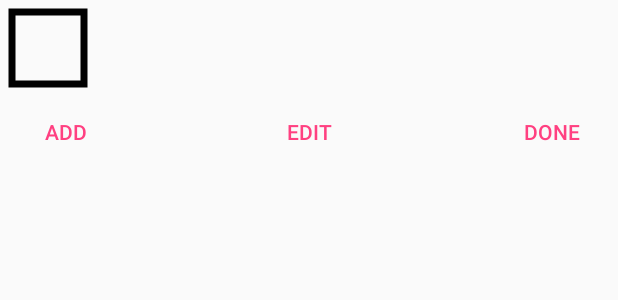
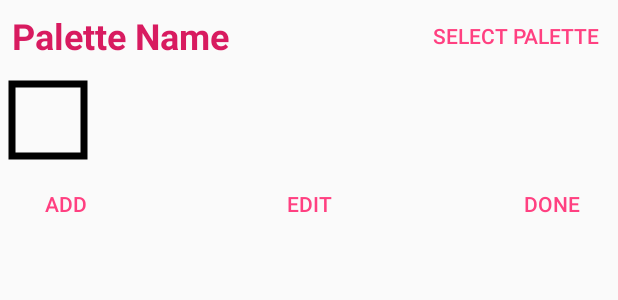
Before and after one commit to Aefyr/PXL, an Android app: the layout palette.xml on its own in the app's theme, with its tools: preview values and no code run, on a phone screen of 412 x 824 dp. Shown: the top 300 px of the screen. Run offline under Robolectric (Android 15) with nearby library versions, the phone set to English and light mode, and no system bars.

Commit message:
+Temp palettes loading system *Better SuperPencil

```diff
--- a/app/src/main/java/com/af/pxl/Fragments/GalleryFragment.java
+++ b/app/src/main/java/com/af/pxl/Fragments/GalleryFragment.java
@@ -8,6 +8,7 @@ import android.view.LayoutInflater;
 import android.view.View;
 import android.view.ViewGroup;
 
+import com.af.pxl.DrawingActivity;
 import com.af.pxl.LegacyActivity;
 import com.af.pxl.R;
 
@@ -33,7 +34,7 @@ public class GalleryFragment extends Fragment {
         view.findViewById(R.id.saveme).setOnClickListener(new View.OnClickListener() {
             @Override
             public void onClick(View view) {
-                Intent i = new Intent(getActivity(), LegacyActivity.class);
+                Intent i = new Intent(getActivity(), DrawingActivity.class);
                 startActivity(i);
                 getActivity().finish();
             }
--- a/app/src/main/java/com/af/pxl/MainActivity.java
+++ b/app/src/main/java/com/af/pxl/MainActivity.java
@@ -45,6 +45,8 @@ public class MainActivity extends AppCompatActivity
 
         //Fragments
         fragmentManager = getSupportFragmentManager();
+
+        loadFragment(FRAGMENT.GALLERY);
     }
 
     @Override
--- a/app/src/main/java/com/af/pxl/PaletteView2.java
+++ b/app/src/main/java/com/af/pxl/Palettes/PaletteView2.java
@@ -1,15 +1,17 @@
-package com.af.pxl;
+package com.af.pxl.Palettes;
 
 import android.content.Context;
 import android.content.res.TypedArray;
 import android.graphics.Canvas;
-import android.graphics.Color;
 import android.graphics.Paint;
 import android.support.annotation.Nullable;
 import android.util.AttributeSet;
 import android.view.MotionEvent;
 import android.view.View;
 import android.widget.RelativeLayout;
+
+import com.af.pxl.R;
+import com.af.pxl.Utils;
 
 /**
  * Created by Aefyr on 10.07.2017.
@@ -103,9 +105,13 @@ public class PaletteView2 extends View implements Palette2.OnPaletteChangeListen
         return linesDisplayed != linesCount;
     }
 
-    void setPalette(Palette2 palette){
+    private boolean firstPalette = true;
+    public void setPalette(Palette2 palette){
         this.palette = palette;
         palette.setOnPaletteChangeListener(this);
+        if(!firstPalette)
+            reCalculate(getWidth(), getHeight());
+        firstPalette = false;
         invalidate();
     }
 
--- a/app/src/main/java/com/af/pxl/Utils.java
+++ b/app/src/main/java/com/af/pxl/Utils.java
@@ -15,7 +15,7 @@ import java.io.IOException;
  * Created by Aefyr on 01.07.2017.
  */
 
-class Utils {
+public class Utils {
 
 
     static float clamp(float x, float min, float max){
@@ -28,7 +28,7 @@ class Utils {
         return (float) (Math.sqrt(Math.pow(x1-x2, 2)+ Math.pow(y1-y2, 2)));
     }
 
-    static int invertColor(int color){
+    public static int invertColor(int color){
         return Color.rgb(255-Color.red(color), 255-Color.green(color), 255 - Color.blue(color));
     }
 
--- a/app/src/main/res/drawable/selector1.xml
+++ b/app/src/main/res/drawable/selector1.xml
@@ -1,6 +1,6 @@
 <?xml version="1.0" encoding="utf-8"?>
 <selector xmlns:android="http://schemas.android.com/apk/res/android">
 
-    <item android:state_pressed="false" android:drawable="@drawable/buttonbg2"/>
-    <item android:state_pressed="true" android:drawable="@drawable/buttonbg2a"/>
+    <item android:state_pressed="false" android:drawable="@drawable/buttonbg2" />
+    <item android:state_pressed="true" android:drawable="@drawable/buttonbg2a" />
 </selector>
--- /dev/null
+++ b/app/src/main/res/drawable/selector2.xml
@@ -0,0 +1,5 @@
+<?xml version="1.0" encoding="utf-8"?>
+<selector xmlns:android="http://schemas.android.com/apk/res/android">
+    <item android:state_pressed="false" android:drawable="@drawable/ninepatchbg"/>
+    <item android:state_pressed="true" android:drawable="@drawable/ninepatchbgpressed"/>
+</selector>
--- a/app/src/main/res/layout/palette.xml
+++ b/app/src/main/res/layout/palette.xml
@@ -4,17 +4,11 @@
     android:layout_width="wrap_content"
     android:layout_height="match_parent">
 
-    <com.af.pxl.PaletteView
-        android:id="@+id/paletteView"
-        android:layout_width="wrap_content"
-        android:layout_height="64dp"
-        android:layout_centerHorizontal="true"
-        android:visibility="gone"/>
-
-    <com.af.pxl.PaletteView2
+    <com.af.pxl.Palettes.PaletteView2
         android:id="@+id/pv2"
         android:layout_width="match_parent"
         android:layout_height="64dp"
+        android:layout_below="@+id/pvSelectPalette"
         android:layout_centerHorizontal="true"
         app:gapBetweenColors="8dp"
         app:sizeOfColorX="48dp"
@@ -46,4 +40,28 @@
         android:layout_alignParentEnd="true"
         android:layout_below="@+id/pv2"
         android:text="Done" />
+
+    <TextView
+        android:id="@+id/paletteName"
+        android:layout_width="wrap_content"
+        android:layout_height="wrap_content"
+        android:layout_above="@+id/pv2"
+        android:layout_alignParentStart="true"
+        android:layout_alignParentTop="true"
+        android:layout_toStartOf="@+id/pvSelectPalette"
+        android:gravity="center_vertical"
+        android:paddingStart="8dp"
+        android:text="Palette Name"
+        android:textColor="@color/colorThumbOutline"
+        android:textSize="24sp"
+        android:textStyle="bold" />
+
+    <Button
+        android:id="@+id/pvSelectPalette"
+        style="@style/Widget.AppCompat.Button.Borderless.Colored"
+        android:layout_width="wrap_content"
+        android:layout_height="wrap_content"
+        android:layout_alignParentEnd="true"
+        android:layout_alignParentTop="true"
+        android:text="Select Palette" />
 </RelativeLayout>
--- a/app/src/main/res/values/colors.xml
+++ b/app/src/main/res/values/colors.xml
@@ -3,6 +3,6 @@
     <color name="colorPrimary">#3F51B5</color>
     <color name="colorPrimaryDark">#303f9f</color>
     <color name="colorAccent">#ff4081</color>
-    <color name="colorThumbOutline">#D81B60</color>
+    <color name="colorThumbOutline">#d81b60</color>
     <color name="colorImageButtonBackgroundTint">#e0f7fa</color>
 </resources>
```
Also changed, not shown: app/src/main/java/com/af/pxl/AdaptivePixelSurface.java (+10 -2 lines), app/src/main/java/com/af/pxl/ColorPicker.java (+15 -0 lines), app/src/main/java/com/af/pxl/DrawingActivity.java (+61 -33 lines), app/src/main/java/com/af/pxl/Palettes/Palette2.java (renamed from app/src/main/java/com/af/pxl/Palette2.java, +18 -10 lines), app/src/main/java/com/af/pxl/Palettes/PaletteUtils.java (renamed from app/src/main/java/com/af/pxl/PaletteUtils.java, +22 -8 lines), app/src/main/java/com/af/pxl/SuperPencil.java (+56 -12 lines), app/src/main/res/layout/activity_drawing.xml (+6 -20 lines), app/src/main/res/layout/edit_text.xml (added, +20 -0 lines).
